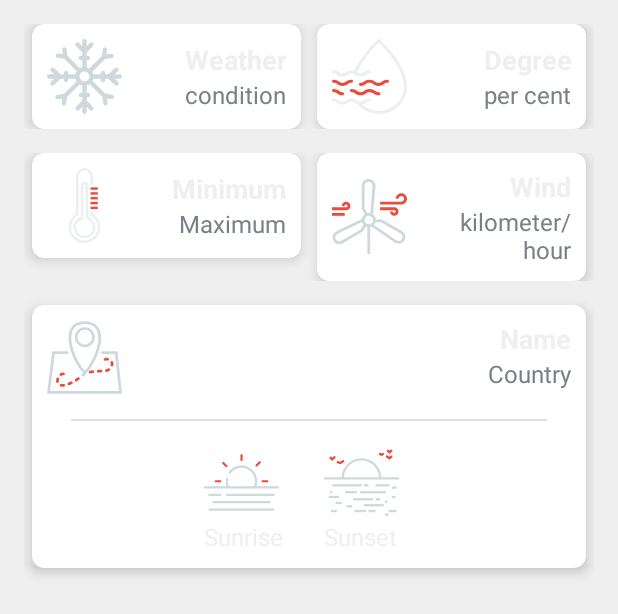
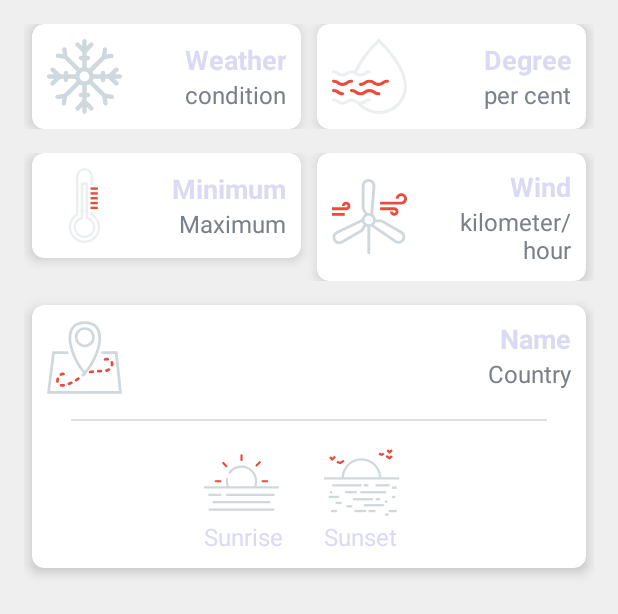
Before and after one commit to Nodera13/KotlinAndroidFirstTry, an Android app: the layout activity_main.xml on its own in the app's theme, with its tools: preview values and no code run, on a phone screen of 412 x 824 dp. Shown: the top 614 px of the screen. Run offline under Robolectric (Android 15) with nearby library versions, the phone set to English and light mode, and no system bars.

Commit message:
minor changes

```diff
--- a/app/src/main/res/layout/activity_main.xml
+++ b/app/src/main/res/layout/activity_main.xml
@@ -49,7 +49,7 @@
                         android:layout_width="match_parent"
                         android:layout_height="wrap_content"
                         android:gravity="end"
-                        android:textColor="@color/main_screen_content_background_color"
+                        android:textColor="@color/primary_text_color"
                         android:textSize="@dimen/label_text_size"
                         android:textStyle="bold"
                         tools:text="Weather" />
@@ -101,7 +101,7 @@
                         android:layout_width="match_parent"
                         android:layout_height="wrap_content"
                         android:gravity="end"
-                        android:textColor="@color/main_screen_content_background_color"
+                        android:textColor="@color/primary_text_color"
                         android:textSize="@dimen/label_text_size"
                         android:textStyle="bold"
                         tools:text="Degree" />
@@ -161,7 +161,7 @@
                         android:layout_width="match_parent"
                         android:layout_height="wrap_content"
                         android:gravity="end"
-                        android:textColor="@color/main_screen_content_background_color"
+                        android:textColor="@color/primary_text_color"
                         android:textSize="@dimen/label_text_size"
                         android:textStyle="bold"
                         tools:text="Minimum" />
@@ -213,7 +213,7 @@
                         android:layout_width="match_parent"
                         android:layout_height="wrap_content"
                         android:gravity="end"
-                        android:textColor="@color/main_screen_content_background_color"
+                        android:textColor="@color/primary_text_color"
                         android:textSize="@dimen/label_text_size"
                         android:textStyle="bold"
                         tools:text="Wind" />
@@ -271,7 +271,7 @@
                         android:layout_width="match_parent"
                         android:layout_height="wrap_content"
                         android:gravity="end"
-                        android:textColor="@color/main_screen_content_background_color"
+                        android:textColor="@color/primary_text_color"
                         android:textSize="@dimen/label_text_size"
                         android:textStyle="bold"
                         tools:text="Name" />
@@ -318,7 +318,7 @@
                         android:id="@+id/tv_sunrise_time"
                         android:layout_width="match_parent"
                         android:layout_height="wrap_content"
-                        android:textColor="@color/main_screen_content_background_color"
+                        android:textColor="@color/primary_text_color"
                         android:textSize="@dimen/value_text_size"
                         tools:text="Sunrise" />
                 </LinearLayout>
@@ -341,7 +341,7 @@
                         android:id="@+id/tv_sunset_time"
                         android:layout_width="match_parent"
                         android:layout_height="wrap_content"
-                        android:textColor="@color/main_screen_content_background_color"
+                        android:textColor="@color/primary_text_color"
                         android:textSize="@dimen/value_text_size"
                         tools:text="Sunset" />
                 </LinearLayout>
--- a/app/src/main/res/values/colors.xml
+++ b/app/src/main/res/values/colors.xml
@@ -5,7 +5,7 @@
     <color name="colorAccent">#03DAC5</color>
 
     <color name="main_screen_content_background_color">#EFEFEF</color>
-    <color name="primary_text_color">#363A43</color>
+    <color name="primary_text_color">#DADAF4</color>
     <color name="secondary_text_color">#7A8089</color>
     <color name="divider_background">#e0e0e0</color>
 </resources>
```
